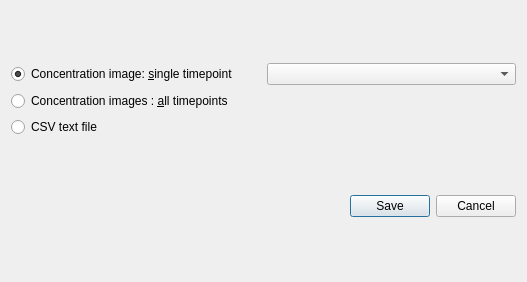
This is src/gui/dialogs/dialogexport.ui in spatial-model-editor/spatial-model-editor as Qt 5 draws it before an edit. The edited form follows.
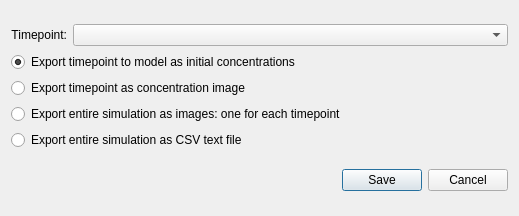
This is the edited form.

Commit message:
add option to save simulation results back to model
- add getConcArray() method to Simulate
  - returns concentration in form that can be applied to initial species concentration in model
- add applyConcsToModel() method to Simulate
  - sets the initial concentrations of all species in the model to the simulation species concentrations
- add this option to simulation export dialog in GUI

```diff
--- a/src/gui/dialogs/dialogexport.ui
+++ b/src/gui/dialogs/dialogexport.ui
@@ -6,8 +6,8 @@
    <rect>
     <x>0</x>
     <y>0</y>
-    <width>527</width>
-    <height>282</height>
+    <width>519</width>
+    <height>216</height>
    </rect>
   </property>
   <property name="windowTitle">
@@ -19,30 +19,56 @@
   <layout class="QVBoxLayout" name="verticalLayout">
    <item>
     <layout class="QGridLayout" name="gridLayout">
-     <item row="1" column="1">
+     <item row="0" column="0">
+      <widget class="QLabel" name="lblTimepoint">
+       <property name="sizePolicy">
+        <sizepolicy hsizetype="Fixed" vsizetype="Preferred">
+         <horstretch>0</horstretch>
+         <verstretch>0</verstretch>
+        </sizepolicy>
+       </property>
+       <property name="text">
+        <string>Timepoint:</string>
+       </property>
+       <property name="alignment">
+        <set>Qt::AlignRight|Qt::AlignTrailing|Qt::AlignVCenter</set>
+       </property>
+      </widget>
+     </item>
+     <item row="0" column="1">
       <widget class="QComboBox" name="cmbTimepoint"/>
      </item>
-     <item row="1" column="0">
-      <widget class="QRadioButton" name="radSingleTimepoint">
+     <item row="1" column="0" colspan="2">
+      <widget class="QRadioButton" name="radModel">
        <property name="text">
-        <string>Concentration image: &amp;single timepoint</string>
+        <string>Export timepoint to model as initial concentrations</string>
        </property>
        <property name="checked">
         <bool>true</bool>
        </property>
       </widget>
      </item>
-     <item row="2" column="0">
-      <widget class="QRadioButton" name="radAllTimepoints">
+     <item row="2" column="0" colspan="2">
+      <widget class="QRadioButton" name="radSingleImage">
        <property name="text">
-        <string>Concentration images : &amp;all timepoints</string>
+        <string>Export timepoint as concentration image</string>
        </property>
+       <property name="checked">
+        <bool>false</bool>
+       </property>
       </widget>
      </item>
-     <item row="3" column="0">
+     <item row="3" column="0" colspan="2">
+      <widget class="QRadioButton" name="radAllImages">
+       <property name="text">
+        <string>Export entire simulation as images: one for each timepoint</string>
+       </property>
+      </widget>
+     </item>
+     <item row="4" column="0" colspan="2">
       <widget class="QRadioButton" name="radCSV">
        <property name="text">
-        <string>CSV text file</string>
+        <string>Export entire simulation as CSV text file</string>
        </property>
       </widget>
      </item>
```
Left out of the diff: 5 changed lines with no effect on the pictures. The commit also changes 7 other files.
